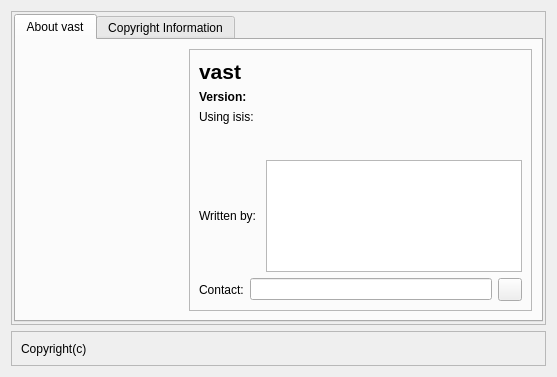
Above: forms/aboutDialog.ui from isis-group/vast before the change. Below: the same form after it.
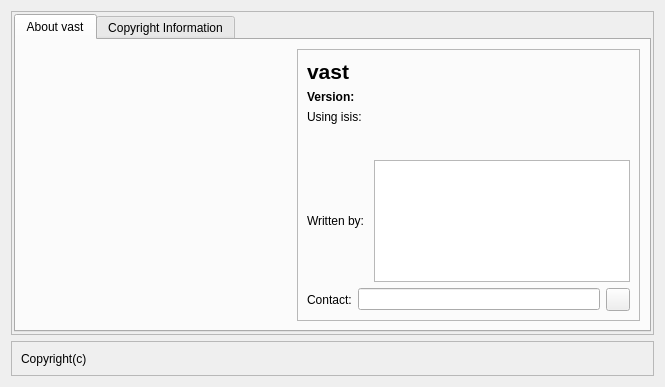
That is the form after the change.

The edit to the form file:
```diff
--- a/forms/aboutDialog.ui
+++ b/forms/aboutDialog.ui
@@ -6,8 +6,8 @@
    <rect>
     <x>0</x>
     <y>0</y>
-    <width>557</width>
-    <height>377</height>
+    <width>665</width>
+    <height>387</height>
    </rect>
   </property>
   <property name="windowTitle">
```
